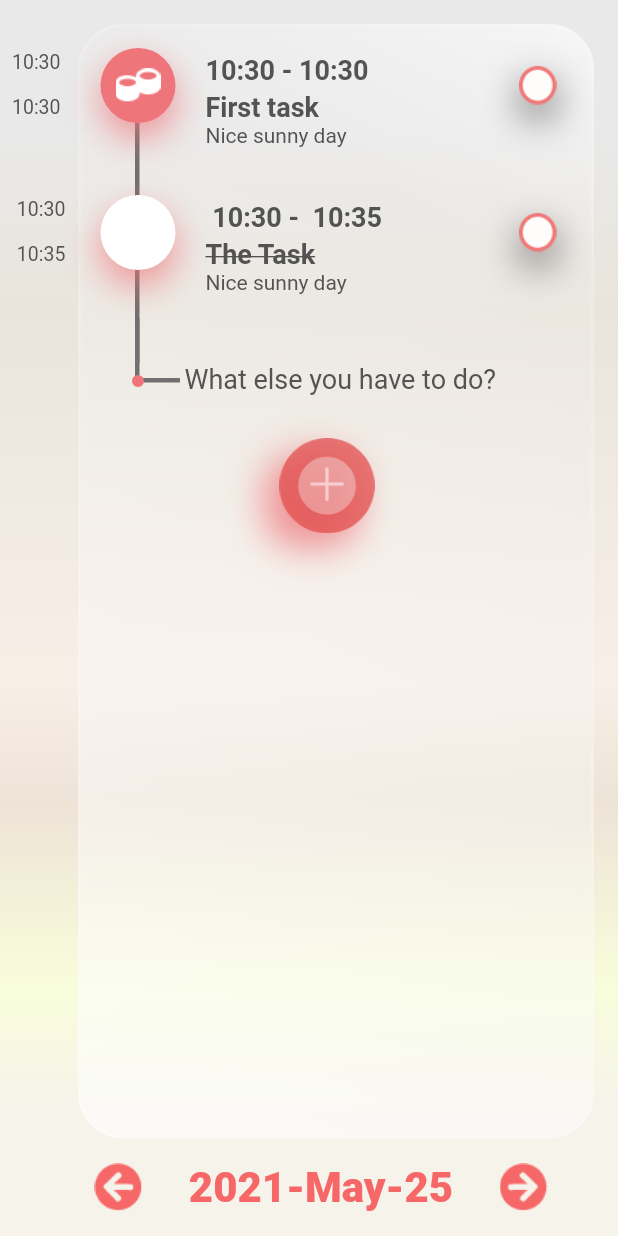
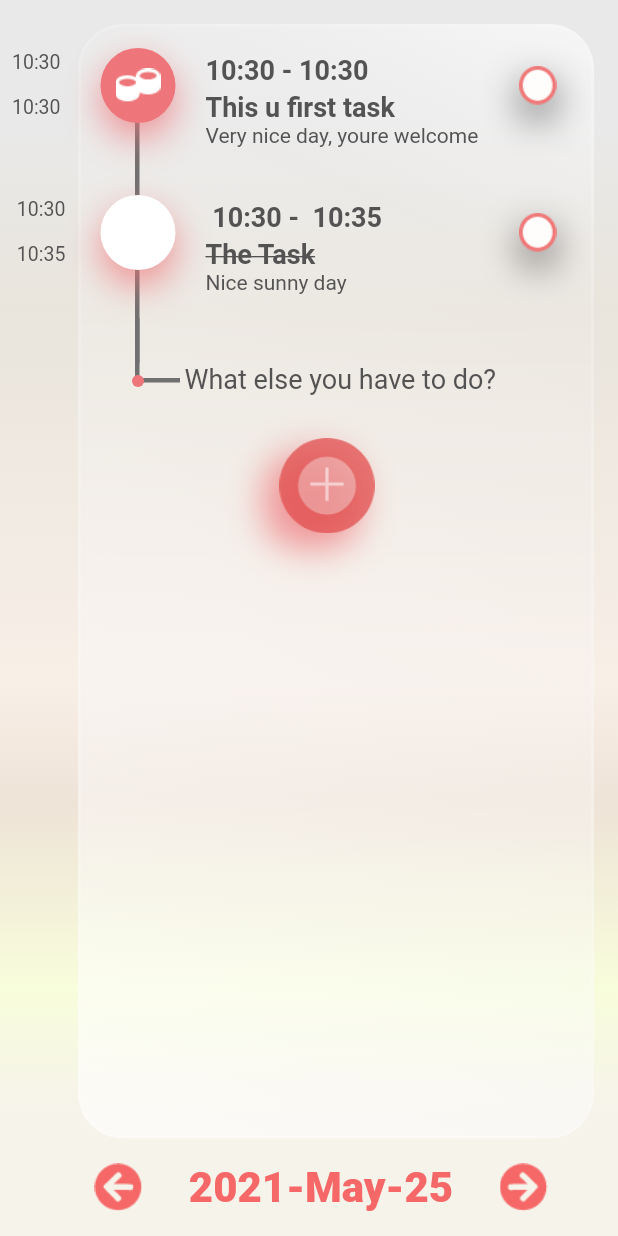
Before and after one commit to horlann/flexible, a Flutter app: the screen it shows after launch, on a phone screen of 412 x 824 dp. Run offline on Flutter 3.47's test engine with Material 2 defaults, Android fonts, the phone set to English and light mode, and no system bars; drawn by our look-alikes of glassmorphism; our stand-ins replace bloc, flutter_bloc, shared_preferences.

Commit message:
Tasks data update

```diff
--- a/lib/board/bloc/dailytasks_event.dart
+++ b/lib/board/bloc/dailytasks_event.dart
@@ -10,6 +10,13 @@ class DailytasksAddTask extends DailytasksEvent {
   });
 }
 
+class DailytasksUpdateTaskData extends DailytasksEvent {
+  final Task task;
+  DailytasksUpdateTaskData({
+    required this.task,
+  });
+}
+
 class DailytasksUpdate extends DailytasksEvent {
   DailytasksUpdate();
 }
--- a/lib/board/board.dart
+++ b/lib/board/board.dart
@@ -32,6 +32,8 @@ class _BoardState extends State<Board> {
     //       timeEnd: DateTime.now().add(Duration(minutes: 4)),
     // });
     var newtask = Task(
+        uuid: null,
+        isDone: false,
         title: 'TheTask ${++taskCount}',
         subtitle: 'Nice ${taskCount}day',
         timeStart: DateTime.now(),
@@ -177,9 +179,8 @@ class _BoardState extends State<Board> {
                       return Column(
                           children: state.tasks
                               .map((e) => TaskTile(
-                                  name: e.title,
-                                  timeStart: e.timeStart,
-                                  timeEnd: e.timeEnd))
+                                    task: e,
+                                  ))
                               .toList());
                     }
                     return Container();
--- a/lib/board/models/task.dart
+++ b/lib/board/models/task.dart
@@ -1,36 +1,68 @@
 import 'dart:convert';
 
+import 'package:uuid/uuid.dart';
+
 class Task {
+  String? uuid;
   final String title;
   final String subtitle;
   final DateTime timeStart;
   final DateTime timeEnd;
+  final bool isDone;
   Task({
+    this.uuid,
     required this.title,
     required this.subtitle,
     required this.timeStart,
     required this.timeEnd,
-  });
+    required this.isDone,
+  }) {
+    if (uuid == null) {
+      this.uuid = Uuid().v1();
+    }
+  }
 
   Map<String, dynamic> toMap() {
     return {
+      'uuid': uuid,
       'title': title,
       'subtitle': subtitle,
       'timeStart': timeStart.millisecondsSinceEpoch,
       'timeEnd': timeEnd.millisecondsSinceEpoch,
+      'isDone': isDone,
     };
   }
 
   factory Task.fromMap(Map<String, dynamic> map) {
     return Task(
+      uuid: map['uuid'],
       title: map['title'],
       subtitle: map['subtitle'],
       timeStart: DateTime.fromMillisecondsSinceEpoch(map['timeStart']),
       timeEnd: DateTime.fromMillisecondsSinceEpoch(map['timeEnd']),
+      isDone: map['isDone'],
     );
   }
 
   String toJson() => json.encode(toMap());
 
   factory Task.fromJson(String source) => Task.fromMap(json.decode(source));
+
+  Task copyWith({
+    String? uuid,
+    String? title,
+    String? subtitle,
+    DateTime? timeStart,
+    DateTime? timeEnd,
+    bool? isDone,
+  }) {
+    return Task(
+      uuid: uuid ?? this.uuid,
+      title: title ?? this.title,
+      subtitle: subtitle ?? this.subtitle,
+      timeStart: timeStart ?? this.timeStart,
+      timeEnd: timeEnd ?? this.timeEnd,
+      isDone: isDone ?? this.isDone,
+    );
+  }
 }
--- a/lib/board/task_tile.dart
+++ b/lib/board/task_tile.dart
@@ -1,44 +1,33 @@
 import 'dart:async';
 
+import 'package:flexible/board/bloc/dailytasks_bloc.dart';
+import 'package:flexible/board/models/task.dart';
 import 'package:flutter/material.dart';
+import 'package:flutter_bloc/flutter_bloc.dart';
 
 class TaskTile extends StatefulWidget {
-  final bool completed;
-  final String name;
-  final DateTime timeStart;
-  final DateTime timeEnd;
-  TaskTile(
-      {this.completed = false,
-      this.name = 'Taskname',
-      required this.timeStart,
-      required this.timeEnd});
+  final Task task;
+  TaskTile({required this.task});
   @override
   _TaskTileState createState() => _TaskTileState();
 }
 
 class _TaskTileState extends State<TaskTile> {
-  DateTime currentTime = DateTime.now();
+  // DateTime currentTime = DateTime.now();
   late bool completed;
 
   @override
   void initState() {
     super.initState();
-    completed = widget.completed;
+    completed = widget.task.isDone;
   }
 
   onCheckClicked(BuildContext context) {
     setState(() {
       completed = !completed;
     });
-  }
-
-  void updateCurrentTime() {
-    if (this.mounted) {
-      Timer(Duration(seconds: 30), () => updateCurrentTime());
-      setState(() {
-        currentTime = DateTime.now();
-      });
-    }
+    BlocProvider.of<DailytasksBloc>(context).add(DailytasksUpdateTaskData(
+        task: widget.task.copyWith(isDone: completed)));
   }
 
   String geTimeString(DateTime date) => date.toString().substring(11, 16);
@@ -51,14 +40,14 @@ class _TaskTileState extends State<TaskTile> {
         children: [
           Positioned(
               top: 2,
-              child: Text(geTimeString(widget.timeStart),
+              child: Text(geTimeString(widget.task.timeStart),
                   style: TextStyle(
                       color: Color(0xff545353),
                       fontSize: 13,
                       fontWeight: FontWeight.w400))),
           Positioned(
               top: 32,
-              child: Text(geTimeString(widget.timeEnd),
+              child: Text(geTimeString(widget.task.timeEnd),
                   style: TextStyle(
                       color: Color(0xff545353),
                       fontSize: 13,
@@ -115,7 +104,7 @@ class _TaskTileState extends State<TaskTile> {
           height: 4,
         ),
         Text(
-          '${geTimeString(widget.timeStart)} - ${geTimeString(widget.timeEnd)}',
+          '${geTimeString(widget.task.timeStart)} - ${geTimeString(widget.task.timeEnd)}',
           style: TextStyle(
               color: Color(0xff545353),
               fontSize: 18,
@@ -125,7 +114,7 @@ class _TaskTileState extends State<TaskTile> {
           height: 4,
         ),
         Text(
-          widget.name,
+          widget.task.title,
           style: TextStyle(
               color: Color(0xff545353),
               fontSize: 18,
@@ -134,7 +123,7 @@ class _TaskTileState extends State<TaskTile> {
                   completed ? TextDecoration.lineThrough : TextDecoration.none),
         ),
         Text(
-          'Nice sunny day',
+          widget.task.subtitle,
           style: TextStyle(
               color: Color(0xff545353),
               fontSize: 14,
--- a/pubspec.yaml
+++ b/pubspec.yaml
@@ -25,6 +25,8 @@ dependencies:
   shared_preferences: ^2.0.5
   sqflite: ^2.0.0+3
   glassmorphism: ^2.0.1
+  intl: ^0.17.0
+  uuid: ^3.0.4
   # glass_kit: ^2.0.0
   flutter:
     sdk: flutter
@@ -33,7 +35,7 @@ dependencies:
   # The following adds the Cupertino Icons font to your application.
   # Use with the CupertinoIcons class for iOS style icons.
   cupertino_icons: ^1.0.2
-  intl: ^0.17.0
+
 
 dev_dependencies:
   flutter_test:
```
Also changed, not shown: lib/board/bloc/dailytasks_bloc.dart (+21 -3 lines), pubspec.lock, 1 other file.
